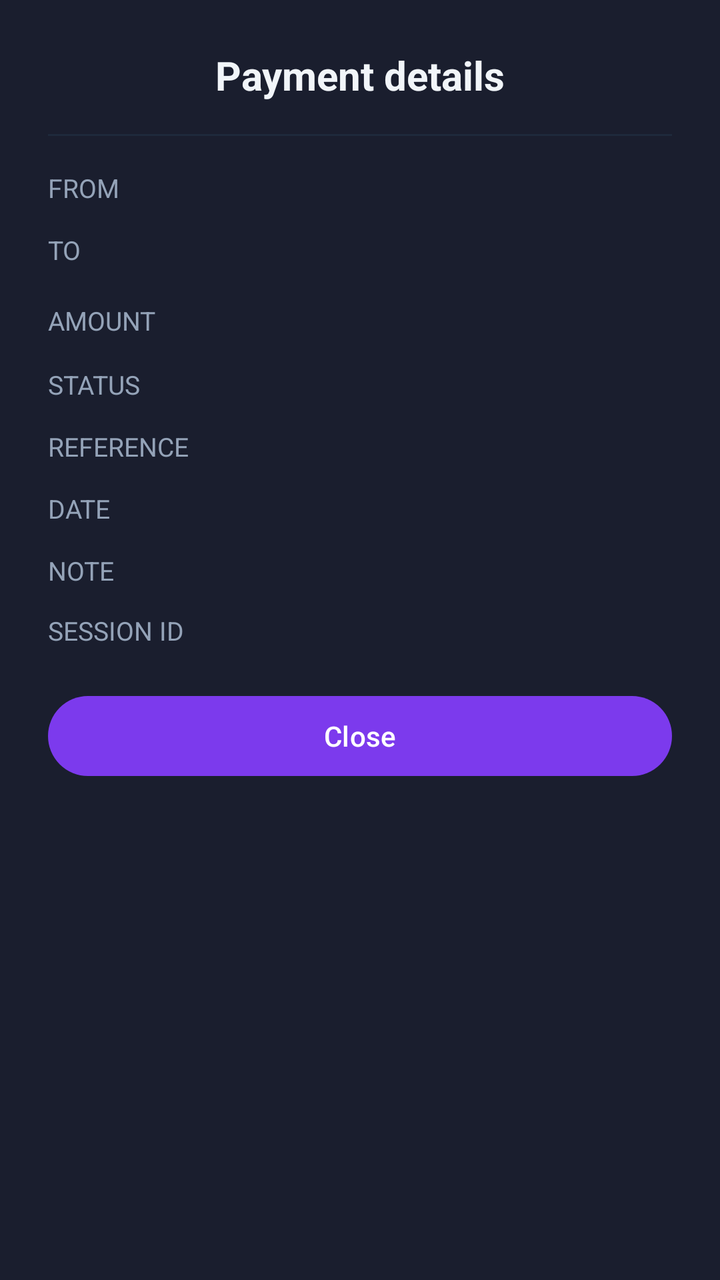
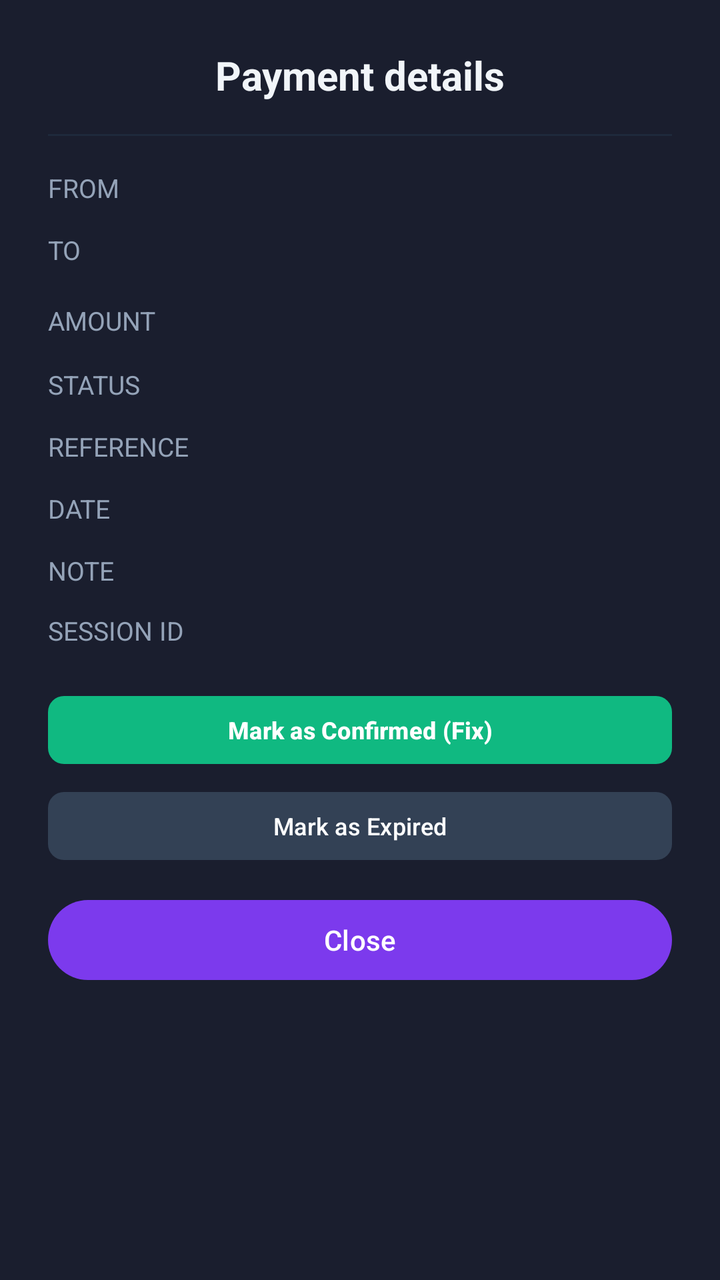

Compare the two renders of this Android layout. The source of the first and the diff that turns it into the second are given below.
<!-- AndroidManifest.xml: application theme Theme.InstapayDetector -->
<!-- res/layout/dialog_transaction_detail.xml -->
<?xml version="1.0" encoding="utf-8"?>
<LinearLayout xmlns:android="http://schemas.android.com/apk/res/android"
    xmlns:app="http://schemas.android.com/apk/res-auto"
    xmlns:tools="http://schemas.android.com/tools"
    android:layout_width="match_parent"
    android:layout_height="wrap_content"
    android:orientation="vertical"
    android:padding="24dp"
    android:background="@color/bg_card">

    <TextView
        android:id="@+id/detailTitle"
        android:layout_width="match_parent"
        android:layout_height="wrap_content"
        android:textColor="@color/text_primary"
        android:textSize="20sp"
        android:textStyle="bold"
        android:gravity="center"
        tools:ignore="HardcodedText"
        android:text="Payment details" />

    <View
        android:layout_width="match_parent"
        android:layout_height="1dp"
        android:layout_marginVertical="16dp"
        android:background="@color/border_subtle" />

    <LinearLayout
        android:layout_width="match_parent"
        android:layout_height="wrap_content"
        android:orientation="horizontal"
        android:layout_marginBottom="12dp">

        <TextView
            android:layout_width="0dp"
            android:layout_height="wrap_content"
            android:layout_weight="1"
            android:text="@string/tx_detail_from"
            android:textColor="@color/text_secondary"
            android:textSize="13sp"
            android:textAllCaps="true" />

        <TextView
            android:id="@+id/detailFrom"
            android:layout_width="0dp"
            android:layout_height="wrap_content"
            android:layout_weight="2"
            android:textColor="@color/text_primary"
            android:textSize="14sp"
            android:fontFamily="monospace"
            android:gravity="end" />
    </LinearLayout>

    <LinearLayout
        android:layout_width="match_parent"
        android:layout_height="wrap_content"
        android:orientation="horizontal"
        android:layout_marginBottom="12dp">

        <TextView
            android:layout_width="0dp"
            android:layout_height="wrap_content"
            android:layout_weight="1"
            android:text="@string/tx_detail_to"
            android:textColor="@color/text_secondary"
            android:textSize="13sp"
            android:textAllCaps="true" />

        <TextView
            android:id="@+id/detailTo"
            android:layout_width="0dp"
            android:layout_height="wrap_content"
            android:layout_weight="2"
            android:textColor="@color/text_primary"
            android:textSize="14sp"
            android:fontFamily="monospace"
            android:gravity="end" />
    </LinearLayout>

    <LinearLayout
        android:layout_width="match_parent"
        android:layout_height="wrap_content"
        android:orientation="horizontal"
        android:layout_marginBottom="12dp">

        <TextView
            android:layout_width="0dp"
            android:layout_height="wrap_content"
            android:layout_weight="1"
            android:text="@string/tx_detail_amount"
            android:textColor="@color/text_secondary"
            android:textSize="13sp"
            android:textAllCaps="true" />

        <TextView
            android:id="@+id/detailAmount"
            android:layout_width="0dp"
            android:layout_height="wrap_content"
            android:layout_weight="2"
            android:textColor="@color/status_confirmed"
            android:textSize="18sp"
            android:textStyle="bold"
            android:gravity="end" />
    </LinearLayout>

    <LinearLayout
        android:layout_width="match_parent"
        android:layout_height="wrap_content"
        android:orientation="horizontal"
        android:layout_marginBottom="12dp">

        <TextView
            android:layout_width="0dp"
            android:layout_height="wrap_content"
            android:layout_weight="1"
            android:text="@string/tx_detail_status"
            android:textColor="@color/text_secondary"
            android:textSize="13sp"
            android:textAllCaps="true" />

        <TextView
            android:id="@+id/detailStatus"
            android:layout_width="0dp"
            android:layout_height="wrap_content"
            android:layout_weight="2"
            android:textColor="@color/text_primary"
            android:textSize="14sp"
            android:textStyle="bold"
            android:gravity="end" />
    </LinearLayout>

    <LinearLayout
        android:layout_width="match_parent"
        android:layout_height="wrap_content"
        android:orientation="horizontal"
        android:layout_marginBottom="12dp">

        <TextView
            android:layout_width="0dp"
            android:layout_height="wrap_content"
            android:layout_weight="1"
            android:text="@string/tx_detail_reference"
            android:textColor="@color/text_secondary"
            android:textSize="13sp"
            android:textAllCaps="true" />

        <TextView
            android:id="@+id/detailReference"
            android:layout_width="0dp"
            android:layout_height="wrap_content"
            android:layout_weight="2"
            android:textColor="@color/text_primary"
            android:textSize="14sp"
            android:fontFamily="monospace"
            android:gravity="end" />
    </LinearLayout>

    <LinearLayout
        android:layout_width="match_parent"
        android:layout_height="wrap_content"
        android:orientation="horizontal"
        android:layout_marginBottom="12dp">

        <TextView
            android:layout_width="0dp"
            android:layout_height="wrap_content"
            android:layout_weight="1"
            android:text="@string/tx_detail_date"
            android:textColor="@color/text_secondary"
            android:textSize="13sp"
            android:textAllCaps="true" />

        <TextView
            android:id="@+id/detailDate"
            android:layout_width="0dp"
            android:layout_height="wrap_content"
            android:layout_weight="2"
            android:textColor="@color/text_primary"
            android:textSize="14sp"
            android:gravity="end" />
    </LinearLayout>

    <LinearLayout
        android:layout_width="match_parent"
        android:layout_height="wrap_content"
        android:orientation="horizontal"
        android:layout_marginBottom="12dp">

        <TextView
            android:layout_width="0dp"
            android:layout_height="wrap_content"
            android:layout_weight="1"
            android:text="@string/tx_detail_note"
            android:textColor="@color/text_secondary"
            android:textSize="13sp"
            android:textAllCaps="true" />

        <TextView
            android:id="@+id/detailNote"
            android:layout_width="0dp"
            android:layout_height="wrap_content"
            android:layout_weight="2"
            android:textColor="@color/text_primary"
            android:textSize="14sp"
            android:gravity="end" />
    </LinearLayout>

    <LinearLayout
        android:layout_width="match_parent"
        android:layout_height="wrap_content"
        android:orientation="horizontal"
        android:layout_marginBottom="20dp">

        <TextView
            android:layout_width="0dp"
            android:layout_height="wrap_content"
            android:layout_weight="1"
            android:text="@string/tx_detail_session"
            android:textColor="@color/text_secondary"
            android:textSize="13sp"
            android:textAllCaps="true" />

        <TextView
            android:id="@+id/detailSession"
            android:layout_width="0dp"
            android:layout_height="wrap_content"
            android:layout_weight="2"
            android:textColor="@color/text_tertiary"
            android:textSize="11sp"
            android:fontFamily="monospace"
            android:gravity="end" />
    </LinearLayout>

    <com.google.android.material.button.MaterialButton
        android:id="@+id/closeButton"
        android:layout_width="match_parent"
        android:layout_height="wrap_content"
        android:text="@string/tx_detail_close"
        app:backgroundTint="@color/brand_primary" />

</LinearLayout>
<!-- resources referenced by this layout -->
<resources>
  <color name="bg_card">#1A1E2E</color>
  <color name="border_subtle">#1E293B</color>
  <color name="brand_primary">#7C3AED</color>
  <color name="status_confirmed">#10B981</color>
  <color name="text_primary">#F1F5F9</color>
  <color name="text_secondary">#94A3B8</color>
  <color name="text_tertiary">#64748B</color>
  <string name="tx_detail_amount">Amount</string>
  <string name="tx_detail_close">Close</string>
  <string name="tx_detail_date">Date</string>
  <string name="tx_detail_from">From</string>
  <string name="tx_detail_note">Note</string>
  <string name="tx_detail_reference">Reference</string>
  <string name="tx_detail_session">Session ID</string>
  <string name="tx_detail_status">Status</string>
  <string name="tx_detail_to">To</string>
  <style name="Theme.InstapayDetector" parent="Theme.Material3.DayNight.NoActionBar">
          
          <item name="colorPrimary">@color/brand_primary</item>
          <item name="colorOnPrimary">#FFFFFF</item>
          <item name="colorSecondary">@color/brand_secondary</item>
          <item name="colorOnSecondary">#FFFFFF</item>
          
          
          <item name="colorSurface">@color/bg_card</item>
          <item name="colorOnSurface">@color/text_primary</item>
          <item name="android:colorBackground">@color/bg_light</item>
          <item name="colorOnBackground">@color/text_primary</item>
          
          
          <item name="android:statusBarColor">@color/bg_light</item>
          <item name="android:windowLightStatusBar">false</item>
          <item name="android:navigationBarColor">@color/bg_light</item>
          <item name="android:windowLightNavigationBar">false</item>
      </style>
  <color name="brand_secondary">#4F46E5</color>
  <color name="bg_light">#0B0D14</color>
</resources>

<!-- the commit's change to res/layout/dialog_transaction_detail.xml (unified diff, before → after) -->
@@ -231,6 +231,34 @@
             android:gravity="end" />
     </LinearLayout>
 
+    <LinearLayout
+        android:id="@+id/statusActionsLayout"
+        android:layout_width="match_parent"
+        android:layout_height="wrap_content"
+        android:orientation="vertical"
+        android:layout_marginBottom="12dp">
+
+        <com.google.android.material.button.MaterialButton
+            android:id="@+id/btnConfirmTx"
+            android:layout_width="match_parent"
+            android:layout_height="42dp"
+            android:text="@string/tx_action_confirm"
+            android:textSize="12sp"
+            android:textStyle="bold"
+            android:layout_marginBottom="6dp"
+            app:cornerRadius="8dp"
+            app:backgroundTint="@color/status_confirmed" />
+
+        <com.google.android.material.button.MaterialButton
+            android:id="@+id/btnExpireTx"
+            android:layout_width="match_parent"
+            android:layout_height="42dp"
+            android:text="@string/tx_action_expire"
+            android:textSize="12sp"
+            app:cornerRadius="8dp"
+            app:backgroundTint="@color/border_medium" />
+    </LinearLayout>
+
     <com.google.android.material.button.MaterialButton
         android:id="@+id/closeButton"
         android:layout_width="match_parent"
<!-- resource entries referenced after the edit -->
@@ -1,12 +1,15 @@
 <!-- resources referenced by this layout -->
 <resources>
   <color name="bg_card">#1A1E2E</color>
+  <color name="border_medium">#334155</color>
   <color name="border_subtle">#1E293B</color>
   <color name="brand_primary">#7C3AED</color>
   <color name="status_confirmed">#10B981</color>
   <color name="text_primary">#F1F5F9</color>
   <color name="text_secondary">#94A3B8</color>
   <color name="text_tertiary">#64748B</color>
+  <string name="tx_action_confirm">Mark as Confirmed (Fix)</string>
+  <string name="tx_action_expire">Mark as Expired</string>
   <string name="tx_detail_amount">Amount</string>
   <string name="tx_detail_close">Close</string>
   <string name="tx_detail_date">Date</string>
